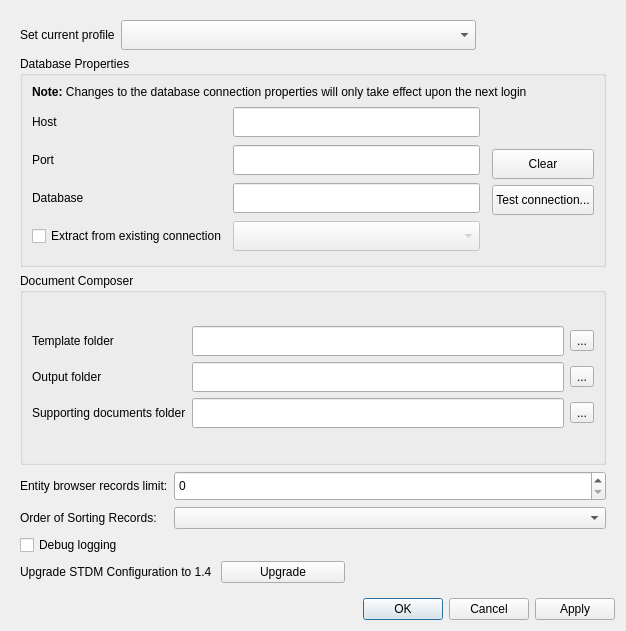
Before: the Qt Designer form stdm/ui/ui_options.ui in gltn/stdm, drawn with Qt 5.
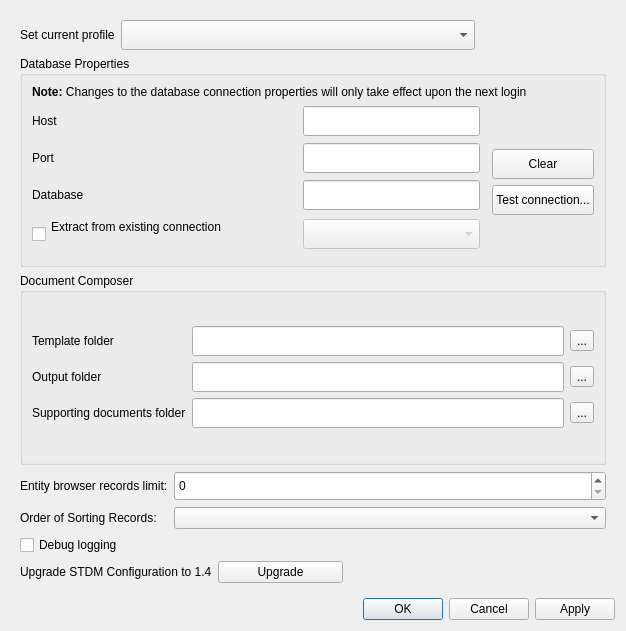
After: the same form once the commit is applied.

What changed in the file:
```diff
--- a/stdm/ui/ui_options.ui
+++ b/stdm/ui/ui_options.ui
@@ -139,7 +139,8 @@
                <item row="3" column="0">
                 <widget class="QCheckBox" name="chk_pg_connections">
                  <property name="text">
-                  <string>Extract from existing connection</string>
+                                                                        <string>Extract from existing connection
+                                                                        </string>
                  </property>
                 </widget>
                </item>
@@ -306,7 +307,7 @@
        <item row="9" column="0">
         <widget class="QLabel" name="label_9">
          <property name="text">
-          <string>Upgrade STDM Configuration to 1.4 </string>
+                                        <string>Upgrade STDM Configuration to 1.4</string>
          </property>
         </widget>
        </item>
```
Left out of the diff: 6 changed lines with no effect on the pictures. Lines whose indentation alone changed are shown as unchanged.
